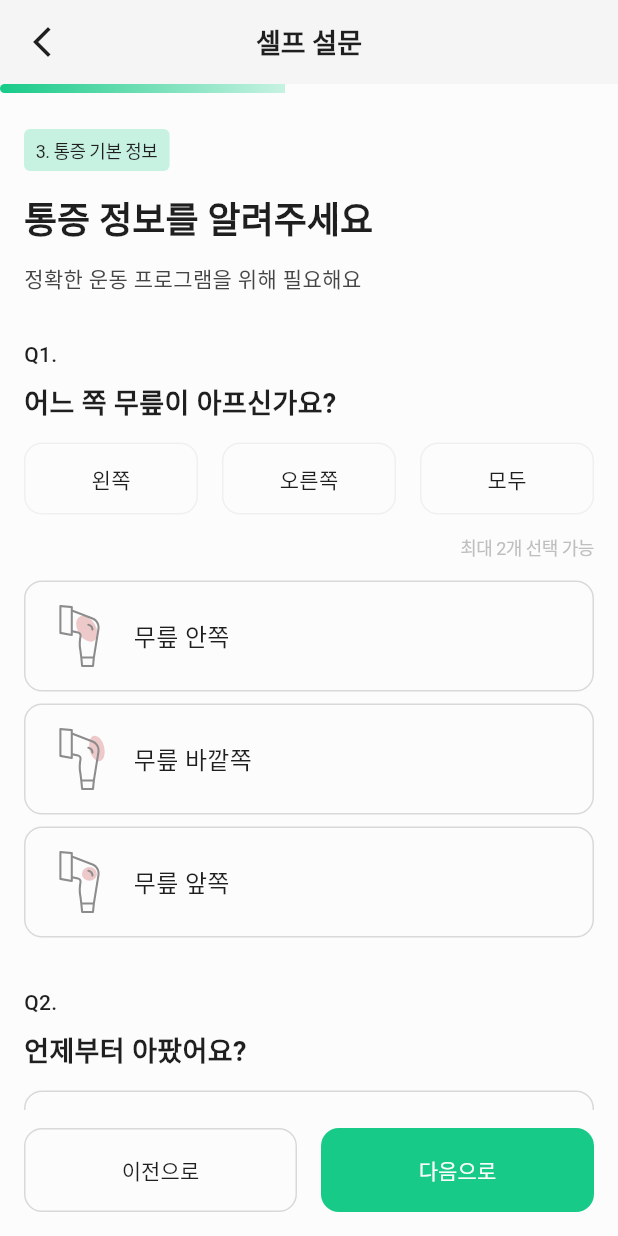
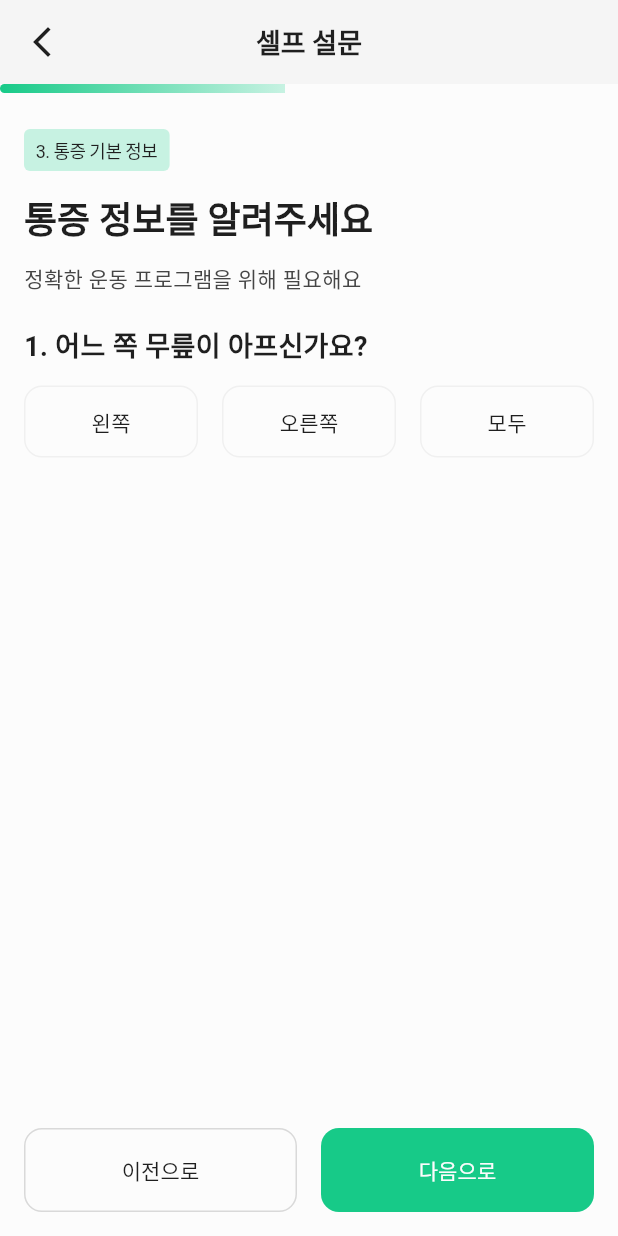
Before and after one commit to MEDILUX-club/DDUDUK, a Flutter app: the SurveyStep3PainLevelScreen widget shown alone on an empty page, opened directly, on a phone screen of 412 x 824 dp. Run offline on Flutter 3.47's test engine with Material 3 defaults, Android fonts, the phone set to English and light mode, and no system bars; our stand-ins replace flutter_svg, syncfusion_flutter_sliders; missing offline and left inert: syncfusion_flutter_core; Roboto replaces fonts that are missing (Pretendard).

Commit message:
feat:survey3추가질문 플로우 클리어

```diff
--- a/lib/screens/survey/survey_step3_pain_basic_screen.dart
+++ b/lib/screens/survey/survey_step3_pain_basic_screen.dart
@@ -87,10 +87,12 @@ class _SurveyStep3PainLevelScreenState
               child: Column(
                 crossAxisAlignment: CrossAxisAlignment.start,
                 children: [
-                  const SizedBox(height: AppDimens.space16),
-                  Text('Q1.', style: AppTextStyles.body14Medium),
                   const SizedBox(height: AppDimens.space6),
-                  Text('어느 쪽 무릎이 아프신가요?', style: AppTextStyles.body18SemiBold),
+                  // 1. 어느 쪽 무릎이 아프신가요?
+                  Text(
+                    '1. 어느 쪽 무릎이 아프신가요?',
+                    style: AppTextStyles.body18SemiBold,
+                  ),
                   const SizedBox(height: AppDimens.space12),
                   Row(
                     children: [
@@ -113,6 +115,8 @@ class _SurveyStep3PainLevelScreenState
                       ),
                     ],
                   ),
+                  // 무릎 관절 위치 (1번 질문 선택 시 표시)
+                  if (_selectedKnee != null) ...[
                     const SizedBox(height: AppDimens.space12),
                     Align(
                       alignment: Alignment.centerRight,
@@ -134,23 +138,27 @@ class _SurveyStep3PainLevelScreenState
                               child: _KneePainAreaCard(
                                 label: area.label,
                                 iconPath: area.iconPath,
-                              selected: _selectedPainAreas.contains(area.label),
+                                selected: _selectedPainAreas.contains(
+                                  area.label,
+                                ),
                                 onTap: () => _togglePainArea(area.label),
                               ),
                             ),
                           )
                           .toList(),
                     ),
+                  ],
+                  // 2. 언제부터 아팠나요? (무릎 관절 위치 선택 시 표시)
+                  if (_selectedPainAreas.isNotEmpty) ...[
                     const SizedBox(height: AppDimens.space24),
-                  Text('Q2.', style: AppTextStyles.body14Medium),
-                  const SizedBox(height: AppDimens.space6),
-                  Text('언제부터 아팠어요?', style: AppTextStyles.body18SemiBold),
+                    Text('2. 언제부터 아팠나요?', style: AppTextStyles.body18SemiBold),
                     const SizedBox(height: AppDimens.space12),
                     PainSinceOptions(
                       selected: _painSince,
                       onSelect: _selectPainSince,
                       options: _painSinceOptions,
                     ),
+                  ],
                   const SizedBox(height: AppDimens.space16),
                 ],
               ),
```
Lines whose indentation alone changed are shown as unchanged.
